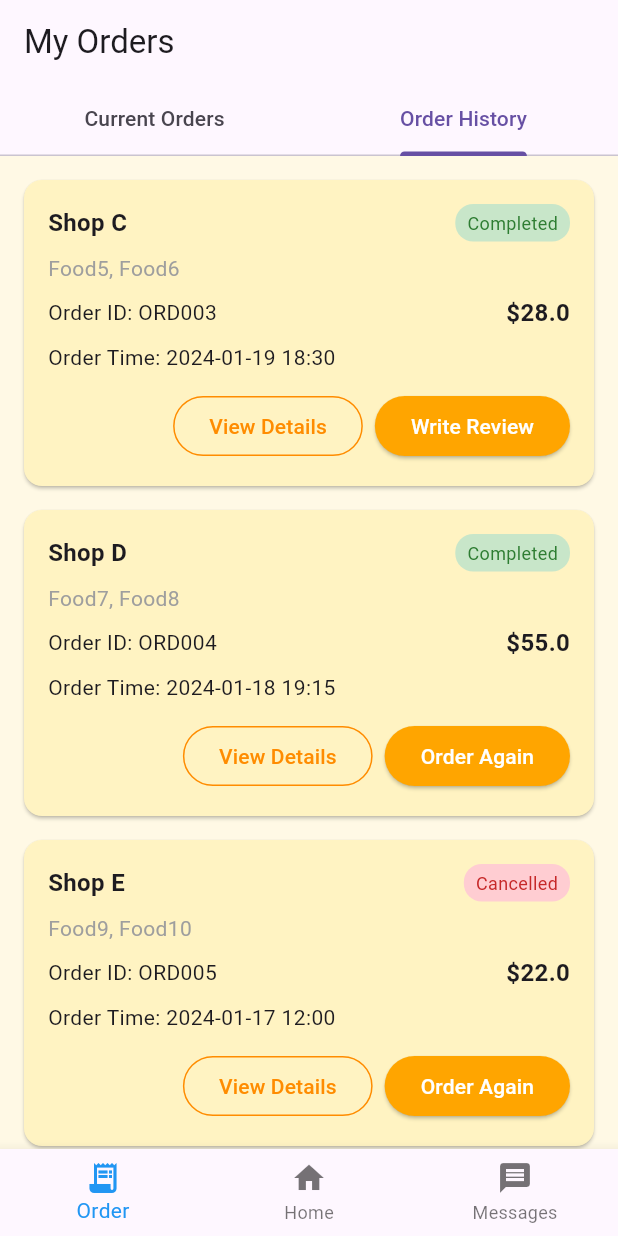
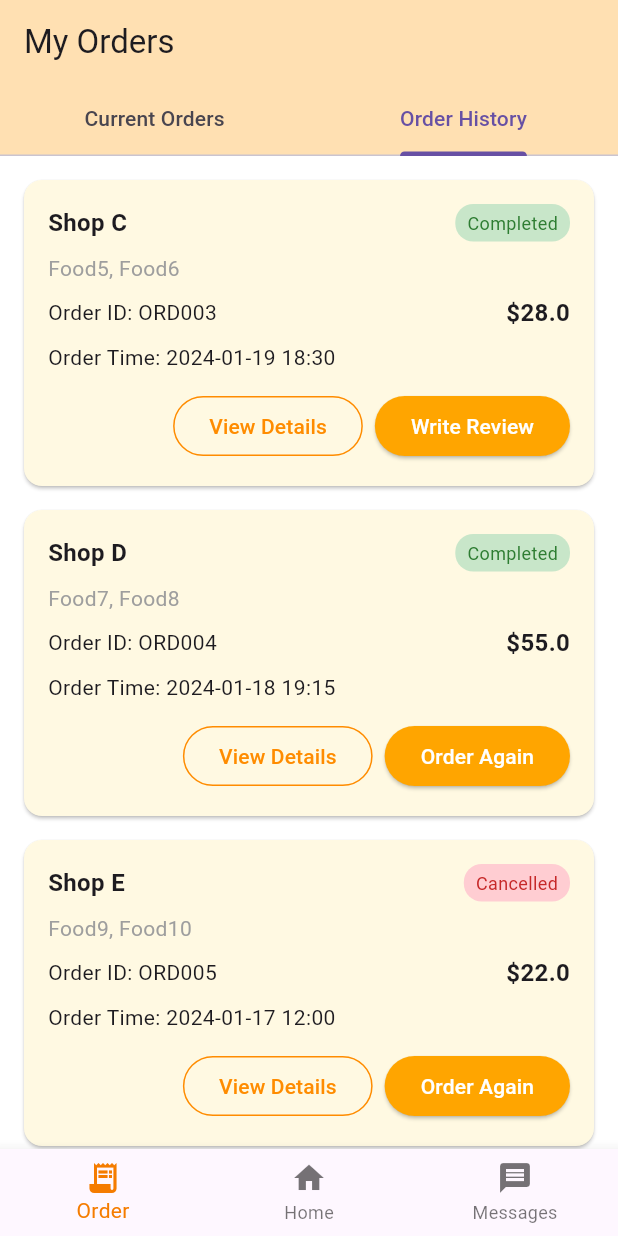
Before and after one commit to GreenwichDDLver/Mobile_Asmt1, a Flutter app: the screen it shows after launch, tab 2 chosen, on a phone screen of 412 x 824 dp. Run offline on Flutter 3.47's test engine with Material 3 defaults, Android fonts, the light colour scheme and no system bars; our stand-ins replace flutter_svg.

Commit message:
改了一些颜色

```diff
--- a/assignment1/lib/main.dart
+++ b/assignment1/lib/main.dart
@@ -63,7 +63,7 @@ class _MainNavigationWrapperState extends State<MainNavigationWrapper> {
           BottomNavigationBarItem(icon: Icon(Icons.message), label: 'Messages'),
         ],
         currentIndex: _selectedIndex,
-        selectedItemColor: Colors.blue,
+        selectedItemColor: Colors.orange[700],
         onTap: _onItemTapped,
       ),
     );
--- a/assignment1/lib/pages/homepage.dart
+++ b/assignment1/lib/pages/homepage.dart
@@ -396,7 +396,7 @@ Indulge in our cheesy pizza offer:
       crossAxisAlignment: CrossAxisAlignment.start,
       children: [
         Padding(
-          padding: const EdgeInsets.only(left: 20, right: 0),
+          padding: const EdgeInsets.only(left: 20, right: 20),
           child: Row(
             mainAxisAlignment: MainAxisAlignment.spaceBetween,
             children: [
@@ -432,7 +432,7 @@ Indulge in our cheesy pizza offer:
       crossAxisAlignment: CrossAxisAlignment.start,
       children: [
         Padding(
-          padding: const EdgeInsets.only(left: 20, right: 4, bottom: 5),
+          padding: const EdgeInsets.only(left: 20, right: 25, bottom: 5),
           child: Row(
             mainAxisAlignment: MainAxisAlignment.spaceBetween,
             children: [
--- a/assignment1/lib/pages/order_page.dart
+++ b/assignment1/lib/pages/order_page.dart
@@ -71,8 +71,9 @@ class _OrderPageState extends State<OrderPage>
   @override
   Widget build(BuildContext context) {
     return Scaffold(
-      backgroundColor: const Color(0xFFFFF9E5),
+      backgroundColor: const Color.fromARGB(255, 255, 255, 255),
       appBar: AppBar(
+        backgroundColor: Colors.orange[100],
         title: const Text('My Orders'),
         bottom: TabBar(
           controller: _tabController,
@@ -109,7 +110,7 @@ class _OrderPageState extends State<OrderPage>
       itemBuilder: (context, index) {
         final order = _currentOrders[index];
         return Card(
-          color: const Color(0xFFFFF3C2),
+          color: const Color.fromARGB(255, 255, 249, 226),
           margin: const EdgeInsets.only(bottom: 16),
           child: Padding(
             padding: const EdgeInsets.all(16),
@@ -221,7 +222,7 @@ class _OrderPageState extends State<OrderPage>
       itemBuilder: (context, index) {
         final order = _orderHistory[index];
         return Card(
-          color: const Color(0xFFFFF3C2),
+          color: const Color.fromARGB(255, 255, 249, 226),
           margin: const EdgeInsets.only(bottom: 16),
           child: Padding(
             padding: const EdgeInsets.all(16),
```
